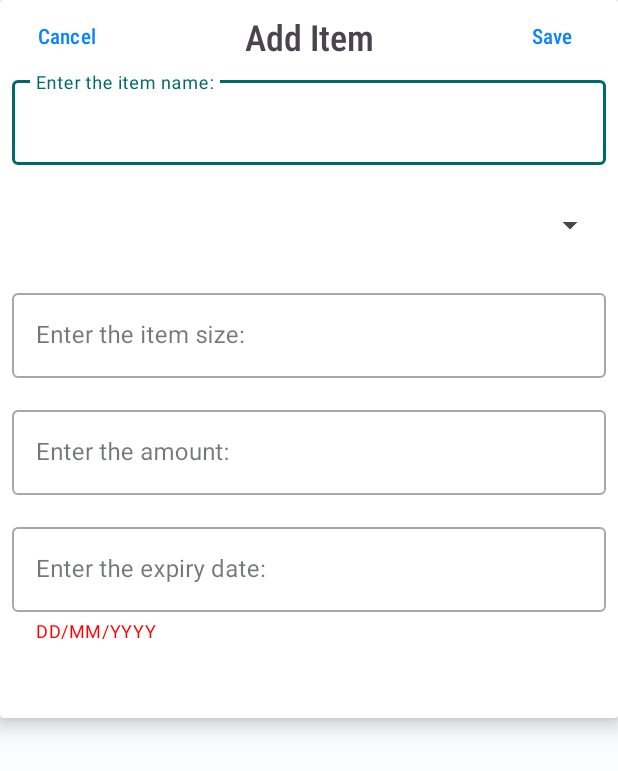
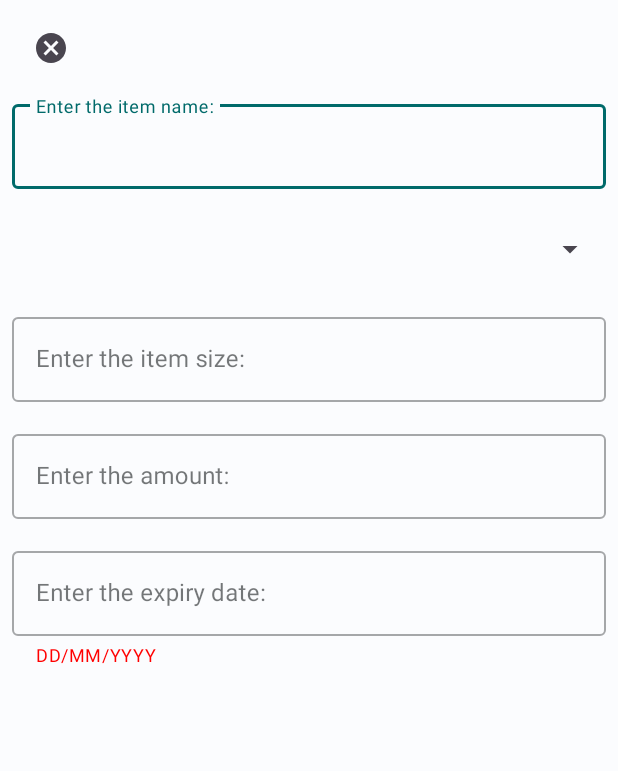
Before and after one commit to stfnhrry/Android-FoodPantry-Java, an Android app: the layout add_item_dialog.xml on its own in the app's theme, with its tools: preview values and no code run, on a phone screen of 412 x 824 dp. Shown: the top 771 px of the screen. Run offline under Robolectric (Android 15) with nearby library versions, the phone set to English and light mode, and no system bars; plain views replace MaskedEditText.

Commit message:
Reworking add item dialog to be a fullscreen dialog

```diff
--- a/app/src/main/res/layout/add_item_dialog.xml
+++ b/app/src/main/res/layout/add_item_dialog.xml
@@ -1,74 +1,37 @@
 <?xml version="1.0" encoding="utf-8"?>
-<androidx.cardview.widget.CardView xmlns:android="http://schemas.android.com/apk/res/android"
+<androidx.coordinatorlayout.widget.CoordinatorLayout xmlns:android="http://schemas.android.com/apk/res/android"
     xmlns:app="http://schemas.android.com/apk/res-auto"
     xmlns:tools="http://schemas.android.com/tools"
     xmlns:mask="http://schemas.android.com/apk/res-auto"
-    android:id="@+id/cardView"
-    android:layout_width="match_parent"
-    android:layout_height="wrap_content"
-    android:background="@android:color/transparent"
-    app:cardElevation="8dp"
-    app:cardMaxElevation="16dp"
-    app:cardPreventCornerOverlap="true"
-    app:layout_constraintBottom_toBottomOf="parent"
-    app:layout_constraintEnd_toEndOf="parent"
-    app:layout_constraintStart_toStartOf="parent"
-    app:layout_constraintTop_toBottomOf="@+id/cancelButton">
-
-    <androidx.constraintlayout.widget.ConstraintLayout
     android:layout_width="match_parent"
     android:layout_height="match_parent">
 
-        <TextView
-            android:id="@+id/AddNewItemTitle"
-            android:layout_width="wrap_content"
+    <com.google.android.material.appbar.AppBarLayout
+        android:layout_width="match_parent"
         android:layout_height="wrap_content"
-            android:fontFamily="sans-serif-condensed-medium"
-            android:text="Add Item"
-            android:textSize="24sp"
-            app:layout_constraintBottom_toBottomOf="@+id/cancelButton"
-            app:layout_constraintEnd_toEndOf="parent"
-            app:layout_constraintStart_toStartOf="parent"
-            app:layout_constraintTop_toTopOf="parent" />
+        app:elevation="0dp">
 
-        <Button
-            android:id="@+id/cancelButton"
-            android:layout_width="wrap_content"
-            android:layout_height="wrap_content"
-            android:background="@android:color/transparent"
-            android:fontFamily="sans-serif-condensed-medium"
-            android:text="Cancel"
-            android:textColor="#0A84FF"
-            app:layout_constraintEnd_toStartOf="@+id/AddNewItemTitle"
-            app:layout_constraintHorizontal_bias="0.0"
-            app:layout_constraintStart_toStartOf="parent"
-            app:layout_constraintTop_toTopOf="parent" />
+        <androidx.appcompat.widget.Toolbar
+            android:id="@+id/toolbar"
+            android:layout_width="match_parent"
+            android:layout_height="?attr/actionBarSize"
+            android:paddingStart="6dp"
+            android:paddingEnd="16dp"
+            app:contentInsetStartWithNavigation="0dp"
+            app:navigationIcon="@drawable/ic_baseline_cancel_24" />
 
-        <Button
-            android:id="@+id/confirmButton"
-            android:layout_width="wrap_content"
-            android:layout_height="wrap_content"
-            android:background="@android:color/transparent"
-            android:fontFamily="sans-serif-condensed-medium"
-            android:text="Save"
-            android:textColor="#0A84FF"
-            app:layout_constraintEnd_toEndOf="parent"
-            app:layout_constraintHorizontal_bias="1.0"
-            app:layout_constraintStart_toEndOf="@+id/AddNewItemTitle"
-            app:layout_constraintTop_toTopOf="parent" />
+    </com.google.android.material.appbar.AppBarLayout>
 
     <ScrollView
-            android:layout_width="0dp"
-            android:layout_height="wrap_content"
+        android:layout_width="match_parent"
+        android:layout_height="match_parent"
+        android:layout_marginTop="64dp"
         android:clipToPadding="false"
-            android:paddingBottom="50dp"
-            app:layout_constraintEnd_toEndOf="@+id/confirmButton"
-            app:layout_constraintStart_toStartOf="@+id/cancelButton"
-            app:layout_constraintTop_toBottomOf="@+id/cancelButton">
+        android:paddingBottom="50dp">
 
         <LinearLayout
             android:layout_width="match_parent"
-                android:layout_height="wrap_content"
+            android:layout_height="match_parent"
             android:orientation="vertical">
 
             <com.google.android.material.textfield.TextInputLayout
@@ -154,12 +117,10 @@
                     android:inputType="date"
                     android:textAlignment="textStart"
                     mask:allowed_chars="1234567890"
-                        mask:mask="##/##/####"/>
+                    mask:mask="##/##/####" />
             </com.google.android.material.textfield.TextInputLayout>
 
         </LinearLayout>
     </ScrollView>
 
-    </androidx.constraintlayout.widget.ConstraintLayout>
-
-</androidx.cardview.widget.CardView>
+</androidx.coordinatorlayout.widget.CoordinatorLayout>
```
Also changed, not shown: app/src/main/java/com/example/foodpantryjava/AddPantryItemDialog.java (added, +75 -0 lines), app/src/main/java/com/example/foodpantryjava/MainActivity.java (+44 -43 lines), app/src/main/java/com/example/foodpantryjava/PantryFragment.java (+29 -35 lines), app/src/main/res/menu/add_edit_item_menu.xml (added, +8 -0 lines), app/src/main/res/values/themes.xml (+10 -0 lines). Lines whose indentation alone changed are shown as unchanged.
